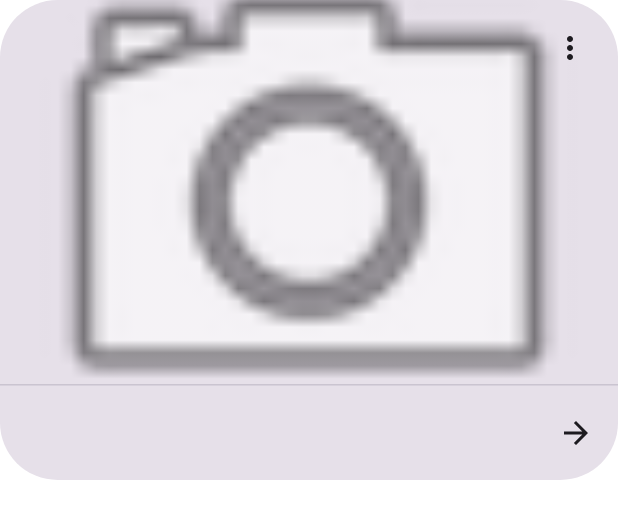
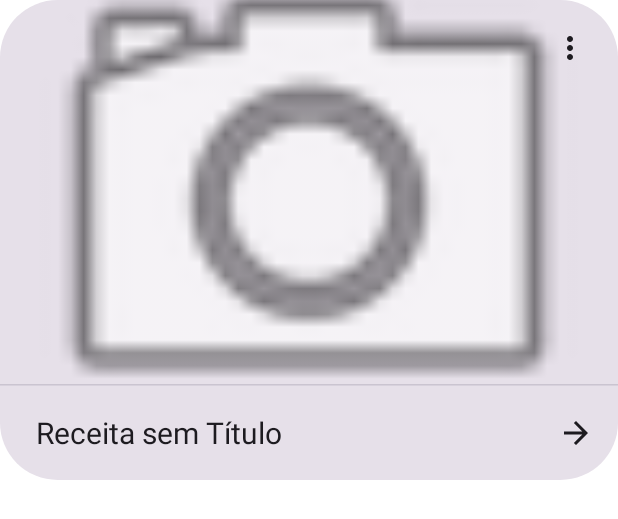
Before and after one commit to hhldiniz/comer_melhor, an Android app built with Jetpack Compose: the @Preview function FoodCardPreview, on a phone screen of 412 x 824 dp. Shown: the top 519 px of the screen. Run offline under Robolectric (Android 15) with nearby library versions, the phone set to English and light mode, and no system bars; our stand-ins replace Room's generated code; pictures from the network do not load.

Commit message:
Nome de receita vazio

```diff
--- a/app/src/main/java/com/hugo/comermelhor/ui/widgets/RecipeCard.kt
+++ b/app/src/main/java/com/hugo/comermelhor/ui/widgets/RecipeCard.kt
@@ -130,7 +130,7 @@ fun RecipeCard(modifier: Modifier = Modifier, recipe: Recipe, onClick: RecipeLis
                     verticalAlignment = Alignment.CenterVertically
                 ) {
                     Text(
-                        recipe.description,
+                        recipe.description.ifEmpty { stringResource(R.string.recipe_no_description) },
                         modifier = Modifier
                             .padding(start = 8.dp)
                             .fillMaxWidth(0.9f),
--- a/app/src/main/res/values/strings.xml
+++ b/app/src/main/res/values/strings.xml
@@ -49,4 +49,5 @@
     <string name="ingredient_amount_description_label">Qtd.</string>
     <string name="ingredient_unit_description_label">Unid.</string>
     <string name="no_recipes_found">Nenhuma receita para mostrar</string>
+    <string name="recipe_no_description">Receita sem Título</string>
 </resources>
```
